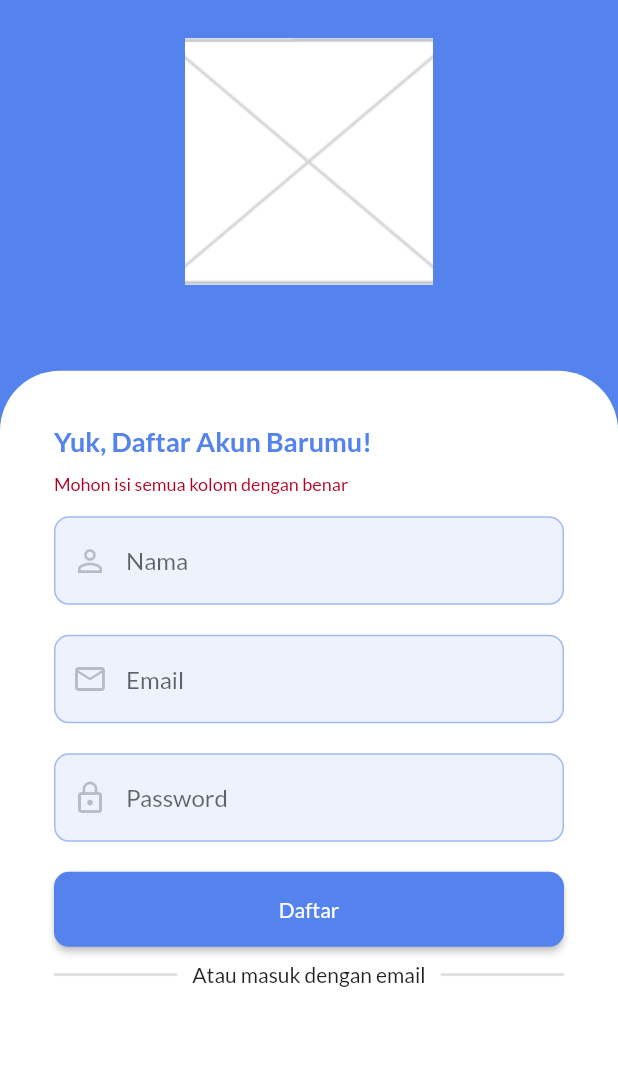
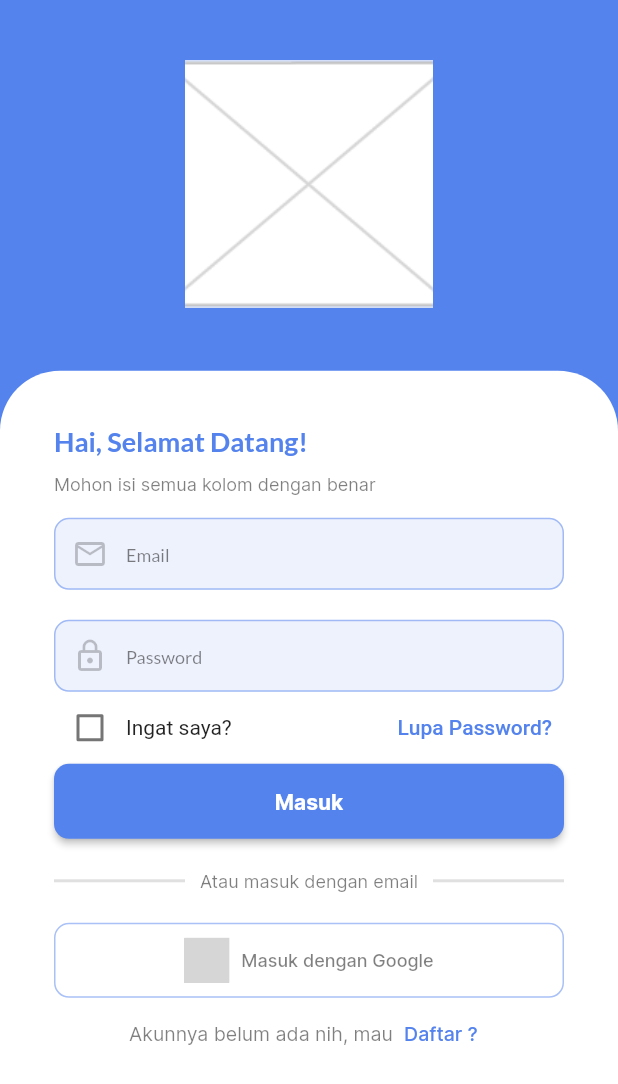
Before and after one commit to ifku/mobile_laundy_apps, a Flutter app: the screen it shows after launch, on a phone screen of 412 x 824 dp. Shown: the top 1084 px of the screen. Run offline on Flutter 3.47's test engine with Material 2 defaults, Android fonts, the phone set to English and light mode, and no system bars; our stand-ins replace flutter_svg; grey boxes are pictures that could not be loaded.

Commit message:
Slicing UI Halaman Register dan Login.

```diff
--- a/lib/Theme.dart
+++ b/lib/Theme.dart
@@ -1,6 +1,6 @@
 import 'package:flutter/material.dart';
 
-class CustomTheme{
+class CustomTheme {
   MaterialColor primaryColor = const MaterialColor(
     0xFF5483ED,
     <int, Color>{
@@ -31,4 +31,7 @@ class CustomTheme{
       900: Color(0XFFFFB61B),
     },
   );
+  Color backgroundColor = const Color(0xFFFFFFFF);
+  Color textWhite = const Color(0xFFFFFFFF);
+  Color textBlack = const Color(0xFF000000);
 }
--- a/lib/main.dart
+++ b/lib/main.dart
@@ -1,6 +1,7 @@
 import 'package:flutter/material.dart';
 import 'package:mobile_laundy_apps/Theme.dart';
-import 'package:mobile_laundy_apps/views/user/auth/Register.dart';
+import 'package:mobile_laundy_apps/views/user/auth/UserLogin.dart';
+import 'package:mobile_laundy_apps/views/user/auth/UserRegister.dart';
 
 void main() {
   runApp(const MyApp());
@@ -15,15 +16,16 @@ class MyApp extends StatelessWidget {
       title: 'Flutter Demo',
       debugShowCheckedModeBanner: false,
       theme: ThemeData(
-        fontFamily: "Lato",
         colorScheme: ColorScheme.light(
           primary: CustomTheme().primaryColor,
           secondary: CustomTheme().secondaryColor,
-          onSecondary: Colors.white,
+          onSecondary: CustomTheme().textWhite,
+          onPrimary: CustomTheme().textWhite,
+          onBackground: CustomTheme().textBlack,
         ),
         brightness: Brightness.light,
       ),
-      home: const Register(),
+      home: const Login(),
     );
   }
 }
--- a/lib/views/user/auth/AuthCheck.dart
+++ b/lib/views/user/auth/UserAuthCheck.dart
@@ -3,7 +3,9 @@ import 'package:flutter/material.dart';
 class AuthCheck extends StatefulWidget {
   final String name;
   final String email;
-  const AuthCheck({super.key, required this.name, required this.email});
+
+  final String password;
+  const AuthCheck({super.key, required this.name, required this.email, required this.password});
 
   @override
   State<AuthCheck> createState() => _AuthCheckState();
@@ -17,7 +19,8 @@ class _AuthCheckState extends State<AuthCheck> {
         mainAxisAlignment: MainAxisAlignment.center,
         children: [
           Text(widget.name),
-          Text(widget.email)
+          Text(widget.email),
+          Text(widget.password)
         ]
       )
     );
--- /dev/null
+++ b/lib/views/user/auth/UserLogin.dart
@@ -0,0 +1,147 @@
+import 'package:flutter/material.dart';
+import 'package:mobile_laundy_apps/utils/GetScreenSize.dart';
+import 'package:mobile_laundy_apps/views/widgets/CustomButton.dart';
+import 'package:mobile_laundy_apps/views/widgets/CustomCheckboxWithText.dart';
+import 'package:mobile_laundy_apps/views/widgets/CustomDividerWithText.dart';
+import 'package:mobile_laundy_apps/views/widgets/CustomInputField.dart';
+import 'package:mobile_laundy_apps/views/widgets/CustomOutlinedButton.dart';
+
+class Login extends StatefulWidget {
+  const Login({super.key});
+
+  @override
+  State<Login> createState() => _LoginState();
+}
+
+class _LoginState extends State<Login> {
+  TextEditingController emailController = TextEditingController();
+  TextEditingController passwordController = TextEditingController();
+
+  @override
+  Widget build(BuildContext context) {
+    return Scaffold(
+      body: SingleChildScrollView(
+        child: Stack(
+          alignment: Alignment.bottomCenter,
+          children: [
+            Container(
+              color: Theme.of(context).colorScheme.primary,
+              height: GetScreenSize().getScreenHeight(context),
+            ),
+            Positioned(
+              top: 40,
+              width: 165,
+              height: 165,
+              child: Image.asset(
+                "lib/assets/images/wireframe.png",
+                fit: BoxFit.cover,
+              ),
+            ),
+            Container(
+              height: MediaQuery.of(context).size.height * 0.7,
+              decoration: const BoxDecoration(
+                borderRadius: BorderRadius.only(
+                    topLeft: Radius.circular(40),
+                    topRight: Radius.circular(40)),
+                color: Colors.white,
+              ),
+              child: Padding(
+                padding: const EdgeInsets.only(top: 36, left: 36, right: 36),
+                child: LayoutBuilder(builder: (context, constraints) {
+                  if (constraints.maxWidth > 300) {
+                    return SingleChildScrollView(
+                      physics: const BouncingScrollPhysics(),
+                      child: Column(
+                        crossAxisAlignment: CrossAxisAlignment.start,
+                        children: [
+                          Text(
+                            "Hai, Selamat Datang!",
+                            style: TextStyle(
+                                fontFamily: "Lato",
+                                fontWeight: FontWeight.w700,
+                                fontSize: 18,
+                                color: Theme.of(context).colorScheme.primary),
+                          ),
+                          const SizedBox(height: 10),
+                          Text(
+                            "Mohon isi semua kolom dengan benar",
+                            style: TextStyle(
+                                fontFamily: "Inter",
+                                fontWeight: FontWeight.normal,
+                                fontSize: 12,
+                                color: Theme.of(context)
+                                    .colorScheme
+                                    .onBackground
+                                    .withOpacity(0.5)),
+                          ),
+                          const SizedBox(height: 15),
+                          CustomInputField()
+                              .setController(emailController)
+                              .setLabel("Email")
+                              .setLabelFontSize(15)
+                              .setIcon(const Icon(Icons.email_outlined))
+                              .setSizedBoxHeight(20)
+                              .build(context),
+                          CustomInputField()
+                              .setController(passwordController)
+                              .setLabel("Password")
+                              .setIcon(const Icon(Icons.lock_outline))
+                              .setLabelFontSize(15)
+                              .setObscureText(true)
+                              .build(context),
+                          CustomCheckboxWithText()
+                              .setOnChanged((p0) {})
+                              .setText("Ingat saya?")
+                              .build(context),
+                          SizedBox(
+                            width: GetScreenSize().getScreenWidth(context),
+                            child: CustomButton()
+                                .setLabel("Masuk")
+                                .setOnPressed(() {})
+                                .build(context),
+                          ),
+                          const SizedBox(height: 20),
+                          CustomDividerWithText()
+                              .setLabel("Atau masuk dengan email")
+                              .build(context),
+                          const SizedBox(height: 20),
+                          CustomOutlinedButton()
+                              .setLabel("Masuk dengan Google")
+                              .build(context),
+                          // const SizedBox(height: 10),
+                          Row(
+                            mainAxisAlignment: MainAxisAlignment.center,
+                            children: [
+                              Text("Akunnya belum ada nih, mau",
+                                  style: TextStyle(
+                                      fontFamily: "Inter",
+                                      fontSize: 13,
+                                      color: Theme.of(context)
+                                          .colorScheme
+                                          .onBackground
+                                          .withOpacity(0.5))),
+                              TextButton(
+                                  onPressed: () {},
+                                  style: TextButton.styleFrom(
+                                      padding: const EdgeInsets.all(0)),
+                                  child: const Text("Daftar ?",
+                                      style: TextStyle(
+                                          fontFamily: "Inter", fontSize: 13)))
+                            ],
+                          ),
+                        ],
+                      ),
+                    );
+                  } else {
+                    /*Implement bigger screen size*/
+                    return const Text("Wide");
+                  }
+                }),
+              ),
+            ),
+          ],
+        ),
+      ),
+    );
+  }
+}
--- a/lib/views/widgets/CustomButton.dart
+++ b/lib/views/widgets/CustomButton.dart
@@ -26,7 +26,11 @@ class CustomButton {
             borderRadius: BorderRadius.circular(10),
           ),
         ),
-        child: Text(label),
+        child: Text(label,
+            style: const TextStyle(
+                fontFamily: "Inter",
+                fontSize: 14,
+                fontWeight: FontWeight.w700)),
       ),
     );
   }
--- a/pubspec.yaml
+++ b/pubspec.yaml
@@ -38,6 +38,7 @@ dependencies:
   http: ^1.1.0
   flutter_bloc: ^8.1.3
   shimmer: ^3.0.0
+  flutter_svg: ^2.0.7
 
 dev_dependencies:
   flutter_test:
@@ -63,7 +64,10 @@ flutter:
 
   # To add assets to your application, add an assets section, like this:
   assets:
+    # Images
     - lib/assets/images/wireframe.png
+    # Icons
+    - lib/assets/icons/icon-google.svg
   #   - images/a_dot_ham.jpeg
 
   # An image asset can refer to one or more resolution-specific "variants", see
```
Also changed, not shown: lib/views/user/auth/Login.dart (deleted, +0 -15 lines), lib/views/user/auth/UserRegister.dart (renamed from lib/views/user/auth/Register.dart, +44 -18 lines), lib/views/widgets/CustomCheckboxWithText.dart (added, +43 -0 lines), lib/views/widgets/CustomDividerWithText.dart (+10 -2 lines), lib/views/widgets/CustomInputField.dart (+21 -3 lines), lib/views/widgets/CustomOutlinedButton.dart (added, +50 -0 lines), lib/views/user/auth/UserDashboard.dart (renamed from lib/views/Dashboard.dart), lib/views/user/auth/UserWelcome.dart (renamed from lib/views/user/auth/Welcome.dart), pubspec.lock.
